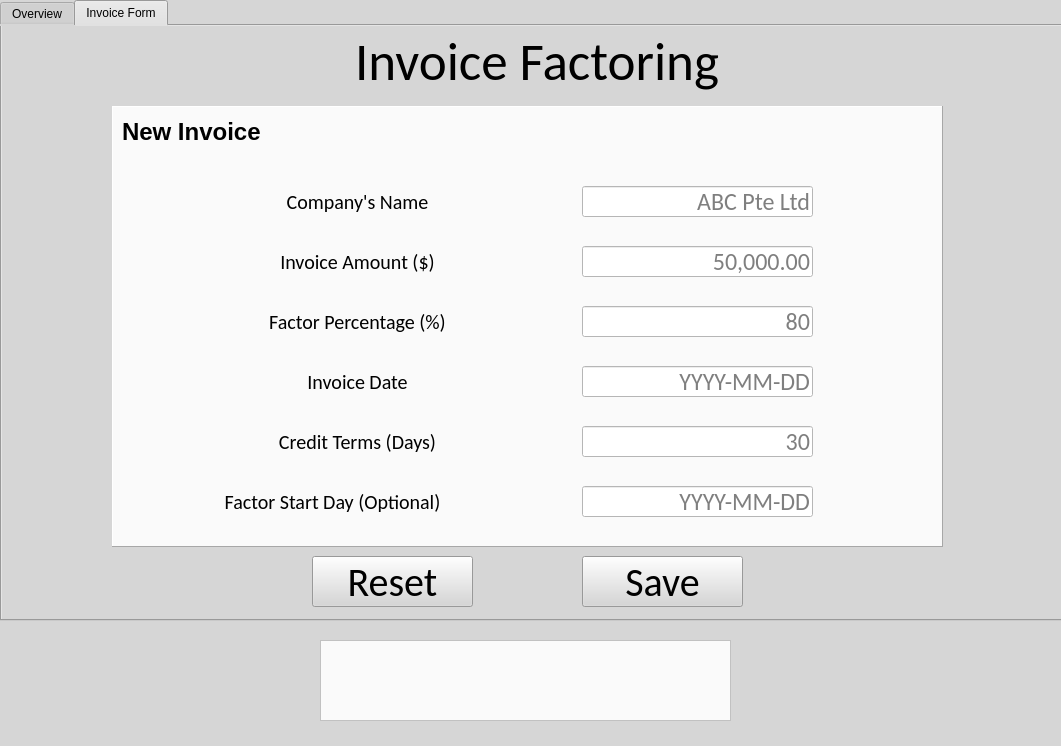
Qt form app/LoanFactoringUI.ui (Ziinc/QF205) before a commit.
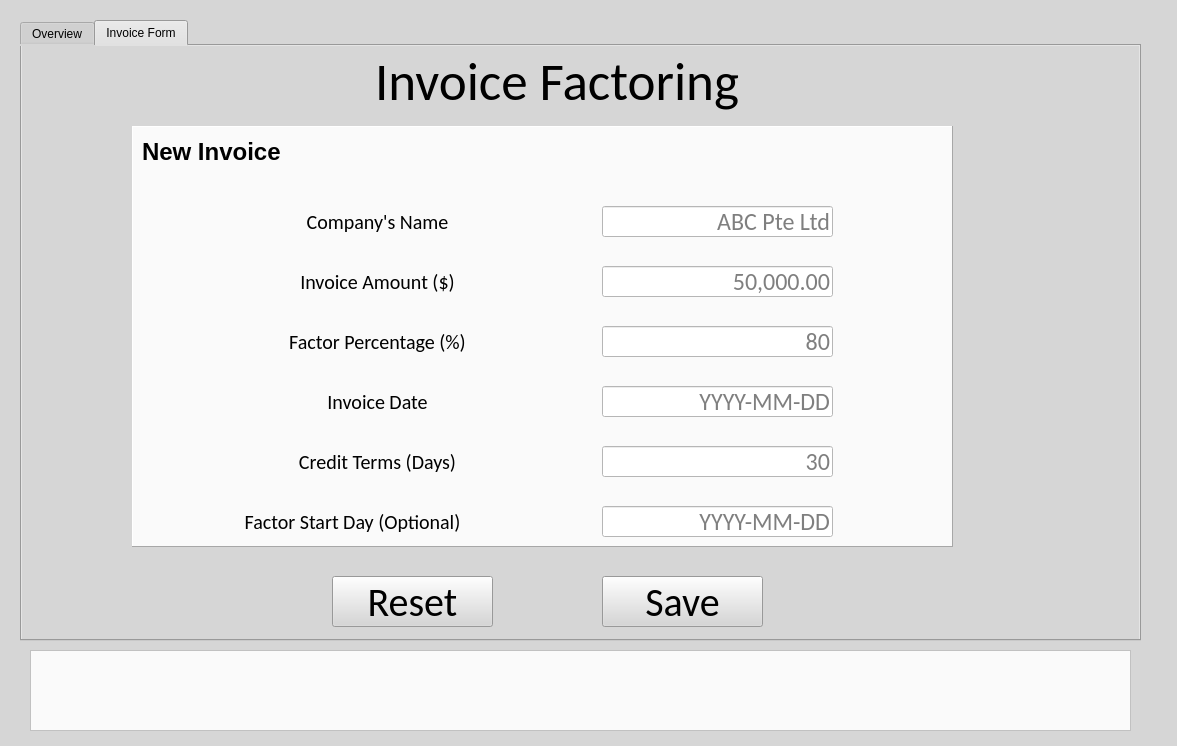
The same form after that commit. The open tabs and pages were chosen to show the change.

Commit message: Able to launch file now

Patch:
```diff
--- a/app/LoanFactoringUI.ui
+++ b/app/LoanFactoringUI.ui
@@ -6,7 +6,7 @@
    <rect>
     <x>0</x>
     <y>0</y>
-    <width>1061</width>
+    <width>1177</width>
     <height>746</height>
    </rect>
   </property>
@@ -111,9 +111,9 @@
    <widget class="QTabWidget" name="tabWidget">
     <property name="geometry">
      <rect>
-      <x>0</x>
-      <y>0</y>
-      <width>1071</width>
+      <x>20</x>
+      <y>20</y>
+      <width>1121</width>
       <height>621</height>
      </rect>
     </property>
@@ -285,8 +285,8 @@
        <rect>
         <x>110</x>
         <y>80</y>
-        <width>831</width>
-        <height>441</height>
+        <width>821</width>
+        <height>421</height>
        </rect>
       </property>
       <property name="autoFillBackground">
@@ -714,9 +714,9 @@
    <widget class="QPlainTextEdit" name="plainTextEdit">
     <property name="geometry">
      <rect>
-      <x>320</x>
-      <y>640</y>
-      <width>411</width>
+      <x>30</x>
+      <y>650</y>
+      <width>1101</width>
       <height>81</height>
      </rect>
     </property>
```
Left out of the diff: 2 changed lines with no effect on the pictures. The commit also changes 1 other file.
